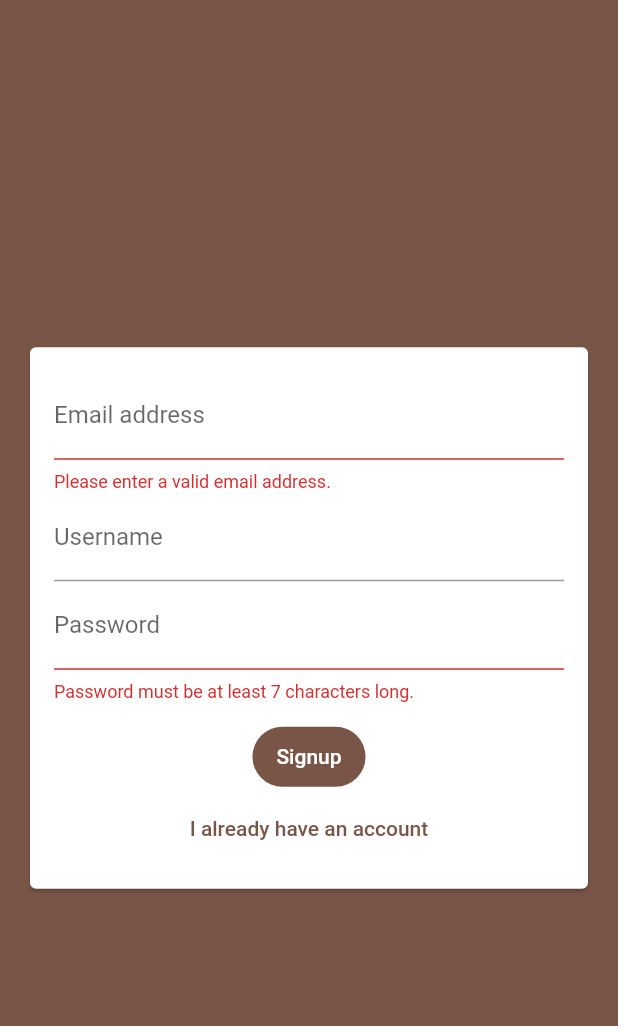
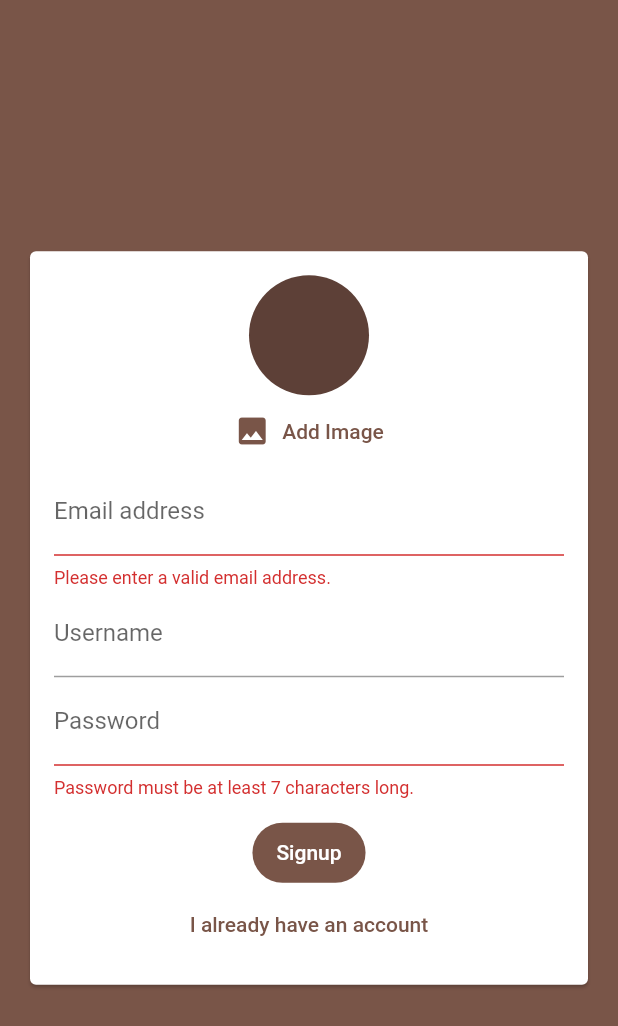
Before and after one commit to wenk-silvan/chatter, a Flutter app: the screen it shows after launch, after a tap on "Login", after a tap on "Create an account", on a phone screen of 412 x 824 dp. Shown: the top 1026 px of the screen. Run offline on Flutter 3.47's test engine with Material 2 defaults, Android fonts, the phone set to English and light mode, and no system bars; our stand-ins replace cloud_firestore, firebase_auth, firebase_core, firebase_storage, image_picker; accounts and stored records are empty.

Commit message:
Adds user profile image

```diff
--- a/lib/firebase_util.dart
+++ b/lib/firebase_util.dart
@@ -3,15 +3,16 @@ import 'package:flutter/material.dart';
 
 class FirebaseUtil {
   // Users
-  static const collectionUsers = 'users';
-  static const attributeUserName = 'username';
-  static const attributeEmail = 'email';
+  static const colUsers = 'users';
+  static const attrUserName = 'username';
+  static const attrEmail = 'email';
+  static const attrImageUrl = 'imageUrl';
 
   // Chat
-  static const collectionChat = 'chat';
-  static const attributeText = 'text';
-  static const attributeCreated = 'createdAt';
-  static const attributeUserId = 'userId';
+  static const colChat = 'chat';
+  static const attrText = 'text';
+  static const attrCreated = 'createdAt';
+  static const attrUserId = 'userId';
 
   static showFirebaseError(FirebaseException error, BuildContext ctx) {
     ScaffoldMessenger.of(ctx).showSnackBar(SnackBar(
--- a/lib/screens/auth_screen.dart
+++ b/lib/screens/auth_screen.dart
@@ -1,7 +1,10 @@
+import 'dart:io';
+
 import 'package:chatter/firebase_util.dart';
 import 'package:chatter/widgets/auth/auth_form.dart';
 import 'package:cloud_firestore/cloud_firestore.dart';
 import 'package:firebase_auth/firebase_auth.dart';
+import 'package:firebase_storage/firebase_storage.dart';
 import 'package:flutter/material.dart';
 
 class AuthScreen extends StatefulWidget {
@@ -31,6 +34,7 @@ class _AuthScreenState extends State<AuthScreen> {
       {required String email,
       required String password,
       required String userName,
+      required File? image,
       required BuildContext ctx,
       required FormType type}) async {
     setState(() {
@@ -48,6 +52,7 @@ class _AuthScreenState extends State<AuthScreen> {
             email: email,
             userName: userName,
             password: password,
+            image: image!,
             onFirebaseError: (err) {
               FirebaseUtil.showFirebaseError(err, ctx);
             },
@@ -60,8 +65,7 @@ class _AuthScreenState extends State<AuthScreen> {
     required Function(FirebaseException) onFirebaseError,
   }) async {
     try {
-      await _auth.signInWithEmailAndPassword(
-          email: email, password: password);
+      await _auth.signInWithEmailAndPassword(email: email, password: password);
     } on FirebaseAuthException catch (err) {
       onFirebaseError(err);
     } catch (err) {
@@ -77,6 +81,7 @@ class _AuthScreenState extends State<AuthScreen> {
     required String email,
     required String userName,
     required String password,
+    required File image,
     required Function(FirebaseException) onFirebaseError,
   }) async {
     try {
@@ -85,13 +90,10 @@ class _AuthScreenState extends State<AuthScreen> {
         password: password,
       );
       if (credential.user != null) {
-        await _store
-            .collection(FirebaseUtil.collectionUsers)
-            .doc(credential.user!.uid)
-            .set({
-          FirebaseUtil.attributeUserName: userName,
-          FirebaseUtil.attributeEmail: email,
-        });
+        final downloadUrl =
+            await _addUserImageToStorage(credential.user!.uid, image);
+        await _addUserDataToStore(
+            credential.user!.uid, userName, email, downloadUrl);
       }
     } on FirebaseAuthException catch (err) {
       onFirebaseError(err);
@@ -103,4 +105,22 @@ class _AuthScreenState extends State<AuthScreen> {
       });
     }
   }
+
+  Future<String> _addUserImageToStorage(String uid, File image) async {
+    final ref = FirebaseStorage.instance
+        .ref()
+        .child('chatter/user_image')
+        .child('$uid.jpg');
+    await ref.putFile(image);
+    return await ref.getDownloadURL();
+  }
+
+  Future _addUserDataToStore(
+      String uid, String name, String email, String imageUrl) {
+    return _store.collection(FirebaseUtil.colUsers).doc(uid).set({
+      FirebaseUtil.attrUserName: name,
+      FirebaseUtil.attrEmail: email,
+      FirebaseUtil.attrImageUrl: imageUrl,
+    });
+  }
 }
--- a/lib/widgets/auth/auth_form.dart
+++ b/lib/widgets/auth/auth_form.dart
@@ -1,3 +1,6 @@
+import 'dart:io';
+
+import 'package:chatter/widgets/user_image_picker.dart';
 import 'package:flutter/material.dart';
 
 class AuthForm extends StatefulWidget {
@@ -8,6 +11,7 @@ class AuthForm extends StatefulWidget {
     required String email,
     required String password,
     required String userName,
+    required File? image,
     required BuildContext ctx,
     required FormType type,
   }) onSubmit;
@@ -24,6 +28,11 @@ class _AuthFormState extends State<AuthForm> {
   var _userPassword = '';
   var _userName = '';
   var _formType = FormType.login;
+  File? _userImageFile;
+
+  void _onImagePicked(File image) {
+    _userImageFile = image;
+  }
 
   void _toggleFormType() {
     setState(() {
@@ -35,12 +44,22 @@ class _AuthFormState extends State<AuthForm> {
   void _trySubmit() {
     final isValid = _formKey.currentState?.validate() ?? false;
     FocusScope.of(context).unfocus();
+
+    if (_userImageFile == null && _isSignup()) {
+      ScaffoldMessenger.of(context).showSnackBar(SnackBar(
+        content: const Text('Please pick an image.'),
+        backgroundColor: Theme.of(context).errorColor,
+      ));
+      return;
+    }
+
     if (isValid) {
       _formKey.currentState?.save();
       widget.onSubmit(
         email: _userEmail.trim(),
         password: _userPassword.trim(),
         userName: _userName.trim(),
+        image: _userImageFile,
         ctx: context,
         type: _formType,
       );
@@ -60,8 +79,9 @@ class _AuthFormState extends State<AuthForm> {
               child: Column(
                 mainAxisSize: MainAxisSize.min,
                 children: [
+                  if (_isSignup()) UserImagePicker(_onImagePicked),
                   emailFormField(),
-                  if (_formType == FormType.signup) userNameFormField(),
+                  if (_isSignup()) userNameFormField(),
                   passwordFormField(),
                   const SizedBox(height: 12),
                   if (widget.isLoading) const CircularProgressIndicator(),
@@ -130,16 +150,19 @@ class _AuthFormState extends State<AuthForm> {
   Widget loginButton() {
     return FilledButton(
       onPressed: _trySubmit,
-      child: Text(_formType == FormType.login ? 'Login' : 'Signup'),
+      child: Text(_isSignup() ? 'Signup' : 'Login'),
     );
   }
 
   Widget insteadButton() {
     return TextButton(
       onPressed: _toggleFormType,
-      child: Text(_formType == FormType.login
-          ? 'Create an account'
-          : 'I already have an account'),
+      child:
+          Text(_isSignup() ? 'I already have an account' : 'Create an account'),
     );
   }
+
+  _isSignup() {
+    return _formType == FormType.signup;
+  }
 }
--- /dev/null
+++ b/lib/widgets/user_image_picker.dart
@@ -0,0 +1,49 @@
+import 'dart:io';
+
+import 'package:flutter/material.dart';
+import 'package:image_picker/image_picker.dart';
+
+class UserImagePicker extends StatefulWidget {
+  const UserImagePicker(this.onImagePicked, {Key? key}) : super(key: key);
+
+  final Function(File image) onImagePicked;
+
+  @override
+  State<UserImagePicker> createState() => _UserImagePickerState();
+}
+
+class _UserImagePickerState extends State<UserImagePicker> {
+  File? _pickedImage;
+
+  void _pickImage() async {
+    final pickedImage = await ImagePicker().pickImage(
+      source: ImageSource.camera,
+      imageQuality: 50,
+      maxWidth: 150,
+    );
+    if (pickedImage == null) return;
+    final imageFile = File(pickedImage.path);
+    setState(() {
+      _pickedImage = imageFile;
+    });
+    widget.onImagePicked(imageFile);
+  }
+
+  @override
+  Widget build(BuildContext context) {
+    return Column(
+      children: [
+        CircleAvatar(
+          radius: 40,
+          backgroundImage:
+              _pickedImage != null ? FileImage(_pickedImage!) : null,
+        ),
+        TextButton.icon(
+          onPressed: _pickImage,
+          icon: const Icon(Icons.image),
+          label: const Text('Add Image'),
+        )
+      ],
+    );
+  }
+}
--- a/pubspec.yaml
+++ b/pubspec.yaml
@@ -38,6 +38,8 @@ dependencies:
   firebase_core: ^2.8.0
   cloud_firestore: ^4.4.5
   firebase_auth: ^4.3.0
+  image_picker: ^0.8.7
+  firebase_storage: ^11.0.16
 
 dev_dependencies:
   flutter_test:
```
Also changed, not shown: lib/widgets/chat/message_bubble.dart (+19 -4 lines), lib/widgets/chat/messages.dart (+6 -5 lines), lib/widgets/chat/new_message.dart (+6 -6 lines), pubspec.lock, 1 other file.
